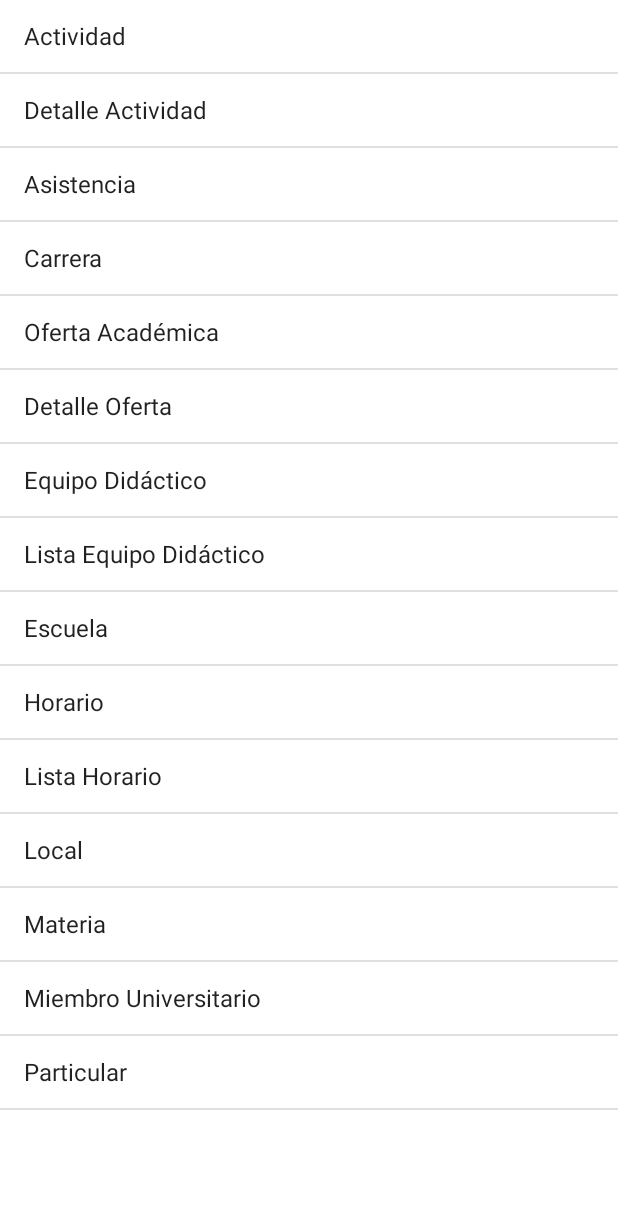
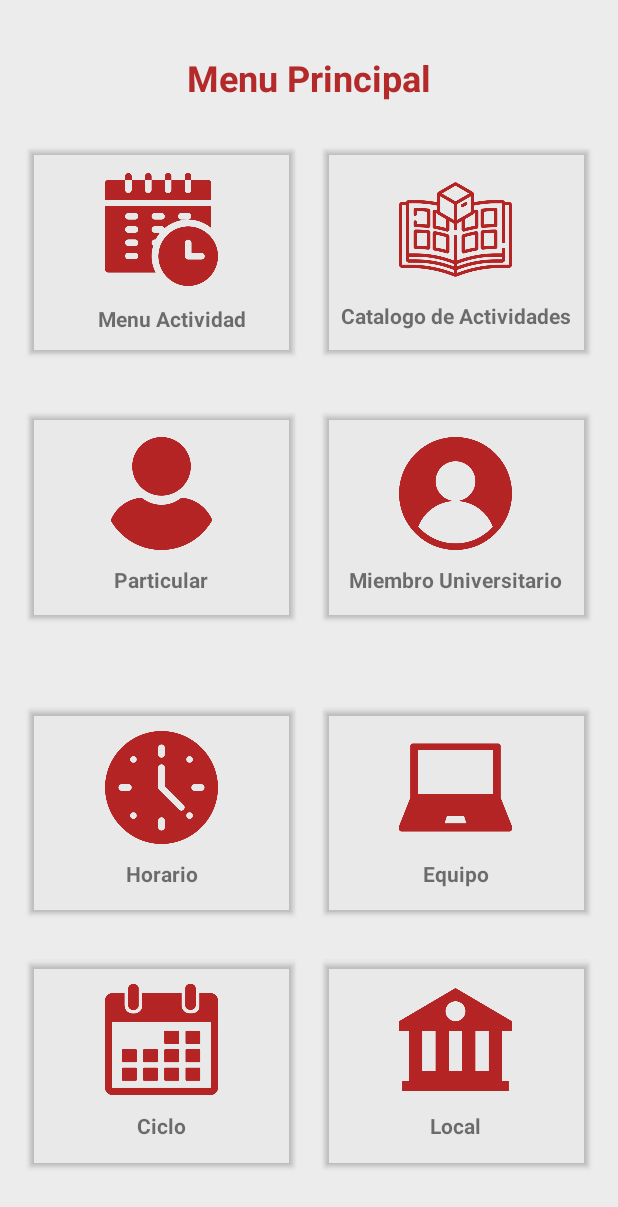
Before and after one commit to LuisMolinad/App_proyecto-01, an Android app: the screen it shows after launch (MainActivity), on a phone screen of 412 x 824 dp. Shown: the top 1207 px of the screen. Run offline under Robolectric (Android 15) with nearby library versions, the phone set to English and light mode, and no system bars.

Commit message:
cambios para menu, aun sin navegabilidad

```diff
--- a/app/src/main/java/com/edu/ues/fia/eisi/app_proyecto01/MainActivity.java
+++ b/app/src/main/java/com/edu/ues/fia/eisi/app_proyecto01/MainActivity.java
@@ -1,50 +1,33 @@
 package com.edu.ues.fia.eisi.app_proyecto01;
 
+import android.app.ActionBar;
 import android.app.ListActivity;
 import android.content.Intent;
+import androidx.cardview.widget.CardView;
 import android.os.Bundle;
 import android.view.View;
 import android.widget.ArrayAdapter;
 import android.widget.ListView;
-public class MainActivity extends ListActivity {
 
-    String[] menu={"Actividad","Detalle Actividad","Asistencia","Carrera",
-            "Oferta Académica","Detalle Oferta",
-            "Equipo Didáctico","Lista Equipo Didáctico","Escuela",
-            "Horario","Lista Horario","Local","Materia","Miembro Universitario","Particular"};
-            String[]
-    activities={"ActividadMenuActivity","MenuDetalleActividad","MenuAsistencia","MenuCarrera",
-                    "MenuOfertaAcademica","MenuDetalleOferta","MenuEquipoDidactico",
-            "MenuListaEquipo","MenuEscuela","MenuHorario",
-                    "MenuListaHorario","MenuLocal","MenuMateria",
-            "MenumiembroUniversitario","MenuParticular"};
+import androidx.appcompat.app.AppCompatActivity;
+
+import java.util.Objects;
+
+
+public class MainActivity extends AppCompatActivity implements View.OnClickListener {
+
 
     @Override
     public void onCreate(Bundle savedInstanceState) {
         super.onCreate(savedInstanceState);
-        setListAdapter(new ArrayAdapter<String>(this, android.R.layout.simple_list_item_1, menu));
+        setContentView(R.layout.activity_main);
+       Objects.requireNonNull(getSupportActionBar()).hide();
+
 
     }
 
     @Override
-    protected void onListItemClick(ListView l,View v,int position,long id){
-        super.onListItemClick(l, v, position, id);
+    public void onClick(View view) {
 
-        if(position!=15){
-
-            String nombreValue=activities[position];
-
-            try{
-                Class<?>
-                        clase=Class.forName("com.edu.ues.fia.eisi.app_proyecto01."+nombreValue);
-                Intent inte = new Intent(this,clase);
-                this.startActivity(inte);
-            }catch(ClassNotFoundException e){
-                e.printStackTrace();
-            }
-        }else{
-
-//CODIGO PARA LLENAR BASE DE DATOS
-        }
     }
 }
--- a/app/src/main/res/layout/activity_main.xml
+++ b/app/src/main/res/layout/activity_main.xml
@@ -1,10 +1,22 @@
 <?xml version="1.0" encoding="utf-8"?>
-<androidx.constraintlayout.widget.ConstraintLayout xmlns:android="http://schemas.android.com/apk/res/android"
+<ScrollView
+    xmlns:android="http://schemas.android.com/apk/res/android"
     xmlns:app="http://schemas.android.com/apk/res-auto"
     xmlns:tools="http://schemas.android.com/tools"
     android:layout_width="match_parent"
     android:layout_height="match_parent"
     android:background="#ECECEC"
+
+    android:orientation="vertical"
+    android:scrollbars=""
+    tools:context=".MainActivity">
+    <androidx.constraintlayout.widget.ConstraintLayout
+        android:layout_width="match_parent"
+        android:layout_height="wrap_content"
+        android:background="#ECECEC"
+
+        android:orientation="vertical"
+        android:scrollbars=""
         tools:context=".MainActivity">
 
         <TextView
@@ -12,14 +24,15 @@
             android:layout_width="wrap_content"
             android:layout_height="wrap_content"
             android:text="@string/MenuMain"
-        android:textColor="@color/black"
+            android:textColor="#B42929"
             android:textSize="24sp"
             android:textStyle="bold"
             app:layout_constraintBottom_toTopOf="@+id/linearLayout2"
             app:layout_constraintEnd_toEndOf="parent"
             app:layout_constraintStart_toStartOf="parent"
             app:layout_constraintTop_toTopOf="parent"
-        app:layout_constraintVertical_bias="0.134" />
+            app:layout_constraintVertical_bias="0.085" />
+
         <LinearLayout
             android:id="@+id/linearLayout"
             android:layout_width="0dp"
@@ -69,7 +82,7 @@
                         android:layout_centerHorizontal="true"
                         android:layout_marginTop="15dp"
                         android:contentDescription="@string/MenuActividad"
-                    android:src="@drawable/iconActividad2" />
+                        android:src="@drawable/iconactividad2" />
                 </RelativeLayout>
             </androidx.cardview.widget.CardView>
 
@@ -101,8 +114,8 @@
                         android:layout_height="75dp"
                         android:layout_centerHorizontal="true"
                         android:layout_marginTop="15dp"
-                    android:src="@drawable/iconCatalogoActividades"
-                    android:contentDescription="@string/TextCatalogoActividad" />
+                        android:contentDescription="@string/TextCatalogoActividad"
+                        android:src="@drawable/iconcatalogos" />
                 </RelativeLayout>
             </androidx.cardview.widget.CardView>
 
@@ -149,8 +162,8 @@
                         android:layout_height="75dp"
                         android:layout_centerHorizontal="true"
                         android:layout_marginTop="15dp"
-                    android:src="@drawable/iconParticular"
-                    android:contentDescription="@string/TextParticular" />
+                        android:contentDescription="@string/TextParticular"
+                        android:src="@drawable/iconparticular" />
                 </RelativeLayout>
             </androidx.cardview.widget.CardView>
 
@@ -182,8 +195,8 @@
                         android:layout_height="75dp"
                         android:layout_centerHorizontal="true"
                         android:layout_marginTop="15dp"
-                    android:src="@drawable/iconMiembroUniversitario"
-                    android:contentDescription="@string/TextMiembroUniversitario" />
+                        android:contentDescription="@string/TextMiembroUniversitario"
+                        android:src="@drawable/iconmiembrouniversitario" />
                 </RelativeLayout>
             </androidx.cardview.widget.CardView>
 
@@ -230,8 +243,8 @@
                         android:layout_height="75dp"
                         android:layout_centerHorizontal="true"
                         android:layout_marginTop="15dp"
-                    android:src="@drawable/iconHorario"
-                    android:contentDescription="@string/TextHorario" />
+                        android:contentDescription="@string/TextHorario"
+                        android:src="@drawable/iconhorario" />
                 </RelativeLayout>
 
 
@@ -265,8 +278,8 @@
                         android:layout_height="75dp"
                         android:layout_centerHorizontal="true"
                         android:layout_marginTop="15dp"
-                    android:src="@drawable/iconEquipo1"
-                    android:contentDescription="@string/textEquipo" />
+                        android:contentDescription="@string/textEquipo"
+                        android:src="@drawable/iconequipo1" />
                 </RelativeLayout>
 
 
@@ -317,8 +330,8 @@
                         android:layout_centerHorizontal="true"
                         android:layout_marginTop="15dp"
 
-                    android:src="@drawable/iconCiclo"
-                    android:contentDescription="@string/TextCiclo" />
+                        android:contentDescription="@string/TextCiclo"
+                        android:src="@drawable/iconciclo" />
                 </RelativeLayout>
             </androidx.cardview.widget.CardView>
 
@@ -350,8 +363,8 @@
                         android:layout_height="75dp"
                         android:layout_centerHorizontal="true"
                         android:layout_marginTop="15dp"
-                    android:src="@drawable/iconLcocal"
-                    android:contentDescription="@string/TextLocal" />
+                        android:contentDescription="@string/TextLocal"
+                        android:src="@drawable/iconlocal" />
                 </RelativeLayout>
             </androidx.cardview.widget.CardView>
 
@@ -359,3 +372,5 @@
 
 
     </androidx.constraintlayout.widget.ConstraintLayout>
+
+</ScrollView>
```
Also changed, not shown: app/src/main/res/drawable/iconactividad.png (renamed from app/src/main/res/drawable/iconActividad.png), app/src/main/res/drawable/iconactividad1.png (renamed from app/src/main/res/drawable/iconActividad1.png), app/src/main/res/drawable/iconactividad2.png (renamed from app/src/main/res/drawable/iconActividad2.png), app/src/main/res/drawable/iconcatalogoactividades.png (renamed from app/src/main/res/drawable/iconCatalogoActividades.png), app/src/main/res/drawable/iconcatalogos.png (added), app/src/main/res/drawable/iconciclo.png (renamed from app/src/main/res/drawable/iconCiclo.png), app/src/main/res/drawable/iconequipo.png (renamed from app/src/main/res/drawable/iconEquipo.png), app/src/main/res/drawable/iconequipo1.png (renamed from app/src/main/res/drawable/iconEquipo1.png), app/src/main/res/drawable/iconhorario.png (renamed from app/src/main/res/drawable/iconHorario.png), app/src/main/res/drawable/iconlocal.png (renamed from app/src/main/res/drawable/iconLcocal.png), app/src/main/res/drawable/iconmiembrouniversitario.png (renamed from app/src/main/res/drawable/iconMiembroUniversitario.png), app/src/main/res/drawable/iconparticular.png (renamed from app/src/main/res/drawable/iconParticular.png). Lines whose indentation alone changed are shown as unchanged.
